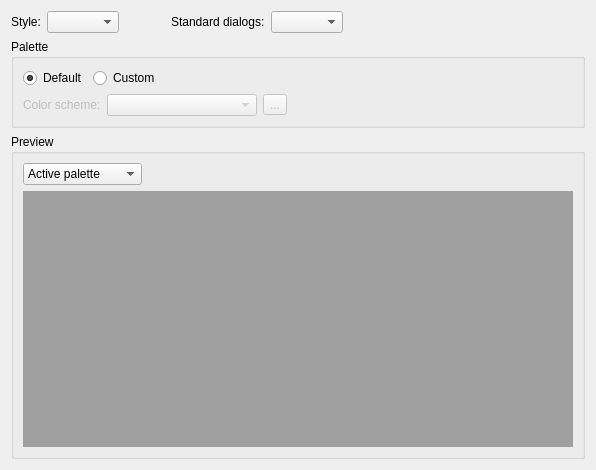
Before: the Qt Designer form src/qtct/appearancepage.ui in RichardLuo0/qtct-for-windows, drawn with Qt 5.
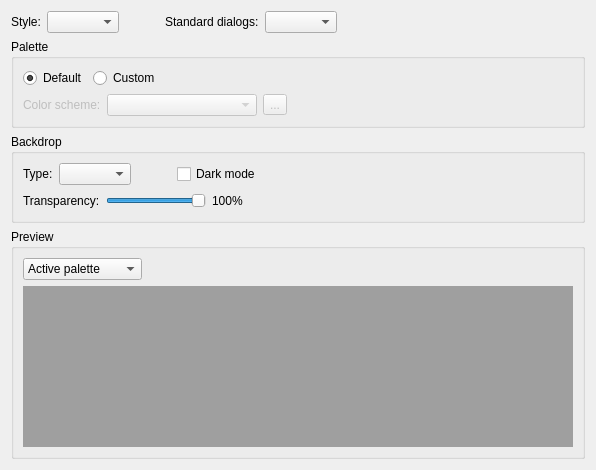
After: the same form once the commit is applied.

Commit message: feat: add backdrop

```diff
--- a/src/qtct/appearancepage.ui
+++ b/src/qtct/appearancepage.ui
@@ -13,31 +13,20 @@
   <property name="windowTitle">
    <string notr="true">Form</string>
   </property>
-  <layout class="QGridLayout" name="gridLayout_4">
-   <item row="0" column="0">
+  <layout class="QVBoxLayout" name="verticalLayout">
+   <item>
+    <layout class="QHBoxLayout" name="horizontalLayout_3">
+     <item>
     <widget class="QLabel" name="label">
      <property name="text">
       <string>Style:</string>
      </property>
     </widget>
    </item>
-   <item row="0" column="1">
+     <item>
     <widget class="QComboBox" name="styleComboBox"/>
    </item>
-   <item row="0" column="5">
-    <spacer name="horizontalSpacer">
-     <property name="orientation">
-      <enum>Qt::Horizontal</enum>
-     </property>
-     <property name="sizeHint" stdset="0">
-      <size>
-       <width>40</width>
-       <height>20</height>
-      </size>
-     </property>
-    </spacer>
-   </item>
-   <item row="0" column="2">
+     <item>
     <spacer name="horizontalSpacer_5">
      <property name="orientation">
       <enum>Qt::Horizontal</enum>
@@ -48,66 +37,37 @@
      <property name="sizeHint" stdset="0">
       <size>
        <width>40</width>
-       <height>20</height>
+         <height>0</height>
       </size>
      </property>
     </spacer>
    </item>
-   <item row="3" column="0" colspan="6">
-    <widget class="QGroupBox" name="groupBox">
-     <property name="title">
-      <string>Preview</string>
-     </property>
-     <layout class="QGridLayout" name="gridLayout">
-      <item row="0" column="0">
-       <widget class="QComboBox" name="paletteComboBox">
-        <property name="focusPolicy">
-         <enum>Qt::TabFocus</enum>
-        </property>
         <item>
+      <widget class="QLabel" name="dialogLabel">
          <property name="text">
-          <string>Active palette</string>
-         </property>
-        </item>
-        <item>
-         <property name="text">
-          <string>Inactive palette</string>
-         </property>
-        </item>
-        <item>
-         <property name="text">
-          <string>Disabled palette</string>
-         </property>
-        </item>
-       </widget>
-      </item>
-      <item row="0" column="1">
-       <spacer name="horizontalSpacer_2">
+        <string>Standard dialogs:</string>
+       </property>
+      </widget>
+     </item>
+     <item>
+      <widget class="QComboBox" name="dialogComboBox"/>
+     </item>
+     <item>
+      <spacer name="horizontalSpacer">
         <property name="orientation">
          <enum>Qt::Horizontal</enum>
         </property>
         <property name="sizeHint" stdset="0">
          <size>
-          <width>82</width>
+         <width>40</width>
           <height>20</height>
          </size>
         </property>
        </spacer>
       </item>
-      <item row="1" column="0" colspan="2">
-       <widget class="QMdiArea" name="mdiArea">
-        <property name="activationOrder">
-         <enum>QMdiArea::ActivationHistoryOrder</enum>
-        </property>
-        <property name="tabsMovable">
-         <bool>false</bool>
-        </property>
-       </widget>
-      </item>
-     </layout>
-    </widget>
+    </layout>
    </item>
-   <item row="2" column="0" colspan="6">
+   <item>
     <widget class="QGroupBox" name="paletteGroupBox">
      <property name="title">
       <string>Palette</string>
@@ -212,15 +172,174 @@
      </layout>
     </widget>
    </item>
-   <item row="0" column="3">
-    <widget class="QLabel" name="dialogLabel">
+   <item>
+    <widget class="QGroupBox" name="backdropBox">
+     <property name="title">
+      <string>Backdrop</string>
+     </property>
+     <layout class="QVBoxLayout" name="verticalLayout_2">
+      <item>
+       <layout class="QHBoxLayout" name="horizontalLayout_4">
+        <item>
+         <widget class="QLabel" name="label_2">
      <property name="text">
-      <string>Standard dialogs:</string>
+           <string>Type:</string>
      </property>
     </widget>
    </item>
-   <item row="0" column="4">
-    <widget class="QComboBox" name="dialogComboBox"/>
+        <item>
+         <widget class="QComboBox" name="backdropTypeComboBox"/>
+        </item>
+        <item>
+         <spacer name="horizontalSpacer_8">
+          <property name="orientation">
+           <enum>Qt::Horizontal</enum>
+          </property>
+          <property name="sizeType">
+           <enum>QSizePolicy::Fixed</enum>
+          </property>
+          <property name="sizeHint" stdset="0">
+           <size>
+            <width>40</width>
+            <height>0</height>
+           </size>
+          </property>
+         </spacer>
+        </item>
+        <item>
+         <widget class="QCheckBox" name="backdropDarkModeCheckBox">
+          <property name="text">
+           <string>Dark mode</string>
+          </property>
+         </widget>
+        </item>
+        <item>
+         <spacer name="horizontalSpacer_6">
+          <property name="orientation">
+           <enum>Qt::Horizontal</enum>
+          </property>
+          <property name="sizeHint" stdset="0">
+           <size>
+            <width>40</width>
+            <height>20</height>
+           </size>
+          </property>
+         </spacer>
+        </item>
+       </layout>
+      </item>
+      <item>
+       <layout class="QHBoxLayout" name="horizontalLayout_5">
+        <item>
+         <widget class="QLabel" name="label_3">
+          <property name="text">
+           <string>Transparency:</string>
+          </property>
+         </widget>
+        </item>
+        <item>
+         <widget class="QSlider" name="backdropTransparencySlider">
+          <property name="sizePolicy">
+           <sizepolicy hsizetype="Preferred" vsizetype="Preferred">
+            <horstretch>0</horstretch>
+            <verstretch>0</verstretch>
+           </sizepolicy>
+          </property>
+          <property name="minimumSize">
+           <size>
+            <width>100</width>
+            <height>0</height>
+           </size>
+          </property>
+          <property name="maximum">
+           <number>100</number>
+          </property>
+          <property name="value">
+           <number>100</number>
+          </property>
+          <property name="orientation">
+           <enum>Qt::Horizontal</enum>
+          </property>
+         </widget>
+        </item>
+        <item>
+         <widget class="QLabel" name="backdropTransparencyLabel">
+          <property name="text">
+           <string notr="true">100%</string>
+          </property>
+         </widget>
+        </item>
+        <item>
+         <spacer name="horizontalSpacer_7">
+          <property name="orientation">
+           <enum>Qt::Horizontal</enum>
+          </property>
+          <property name="sizeHint" stdset="0">
+           <size>
+            <width>40</width>
+            <height>20</height>
+           </size>
+          </property>
+         </spacer>
+        </item>
+       </layout>
+      </item>
+     </layout>
+    </widget>
+   </item>
+   <item>
+    <widget class="QGroupBox" name="groupBox">
+     <property name="title">
+      <string>Preview</string>
+     </property>
+     <layout class="QGridLayout" name="gridLayout">
+      <item row="0" column="0">
+       <widget class="QComboBox" name="paletteComboBox">
+        <property name="focusPolicy">
+         <enum>Qt::TabFocus</enum>
+        </property>
+        <item>
+         <property name="text">
+          <string>Active palette</string>
+         </property>
+        </item>
+        <item>
+         <property name="text">
+          <string>Inactive palette</string>
+         </property>
+        </item>
+        <item>
+         <property name="text">
+          <string>Disabled palette</string>
+         </property>
+        </item>
+       </widget>
+      </item>
+      <item row="0" column="1">
+       <spacer name="horizontalSpacer_2">
+        <property name="orientation">
+         <enum>Qt::Horizontal</enum>
+        </property>
+        <property name="sizeHint" stdset="0">
+         <size>
+          <width>82</width>
+          <height>20</height>
+         </size>
+        </property>
+       </spacer>
+      </item>
+      <item row="1" column="0" colspan="2">
+       <widget class="QMdiArea" name="mdiArea">
+        <property name="activationOrder">
+         <enum>QMdiArea::ActivationHistoryOrder</enum>
+        </property>
+        <property name="tabsMovable">
+         <bool>false</bool>
+        </property>
+       </widget>
+      </item>
+     </layout>
+    </widget>
    </item>
   </layout>
  </widget>
```
Left out of the diff: 2 changed lines with no effect on the pictures. Lines whose indentation alone changed are shown as unchanged. The commit also changes 8 other files.
